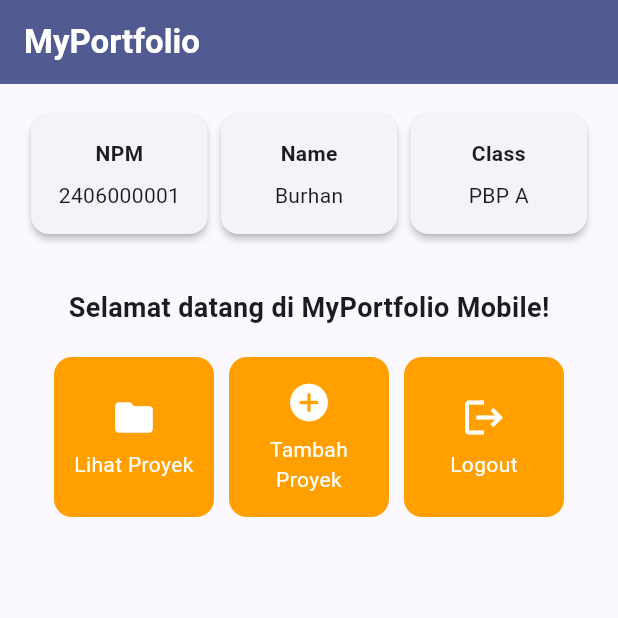
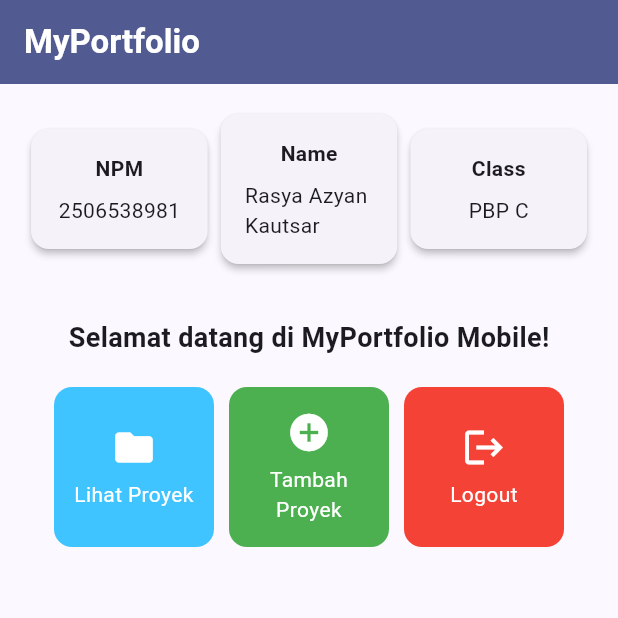
Before and after one commit to rasyaazyan-study/myportofolio_mobile, a Flutter app: the screen it shows after launch, on a phone screen of 412 x 824 dp, the top half of it. Run offline on Flutter 3.47's test engine with Material 3 defaults, Android fonts, the phone set to English and light mode, and no system bars.

Commit message:
build: profile update and color customization (Tugas Individu 7)

```diff
--- a/lib/menu.dart
+++ b/lib/menu.dart
@@ -3,14 +3,14 @@ import 'package:flutter/material.dart';
 class MyHomePage extends StatelessWidget {
   MyHomePage({super.key});
 
-  final String npm = "2406000001";
-  final String nama = "Burhan";
-  final String kelas = "PBP A";
+  final String npm = "2506538981";
+  final String nama = "Rasya Azyan Kautsar";
+  final String kelas = "PBP C";
 
   final List<ItemHomepage> items = [
-    ItemHomepage("Lihat Proyek", Icons.folder),
-    ItemHomepage("Tambah Proyek", Icons.add_circle),
-    ItemHomepage("Logout", Icons.logout),
+    ItemHomepage("Lihat Proyek", Icons.folder, Colors.lightBlueAccent),
+    ItemHomepage("Tambah Proyek", Icons.add_circle, Colors.green),
+    ItemHomepage("Logout", Icons.logout, Colors.red),
   ];
 
     @override
@@ -119,8 +119,9 @@ class InfoCard extends StatelessWidget {
 class ItemHomepage {
   final String name;
   final IconData icon;
+  final Color color;
 
-  ItemHomepage(this.name, this.icon);
+  ItemHomepage(this.name, this.icon, this.color);
 }
 
 class ItemCard extends StatelessWidget {
@@ -132,7 +133,7 @@ class ItemCard extends StatelessWidget {
   Widget build(BuildContext context) {
     return Material(
       // Menggunakan warna sekunder dari skema tema aplikasi.
-      color: Theme.of(context).colorScheme.secondary,
+      color: item.color,
       borderRadius: BorderRadius.circular(12),
       child: InkWell(
         // Aksi ketika kartu ditekan oleh pengguna.
```
Also changed, not shown: 1 other file.
